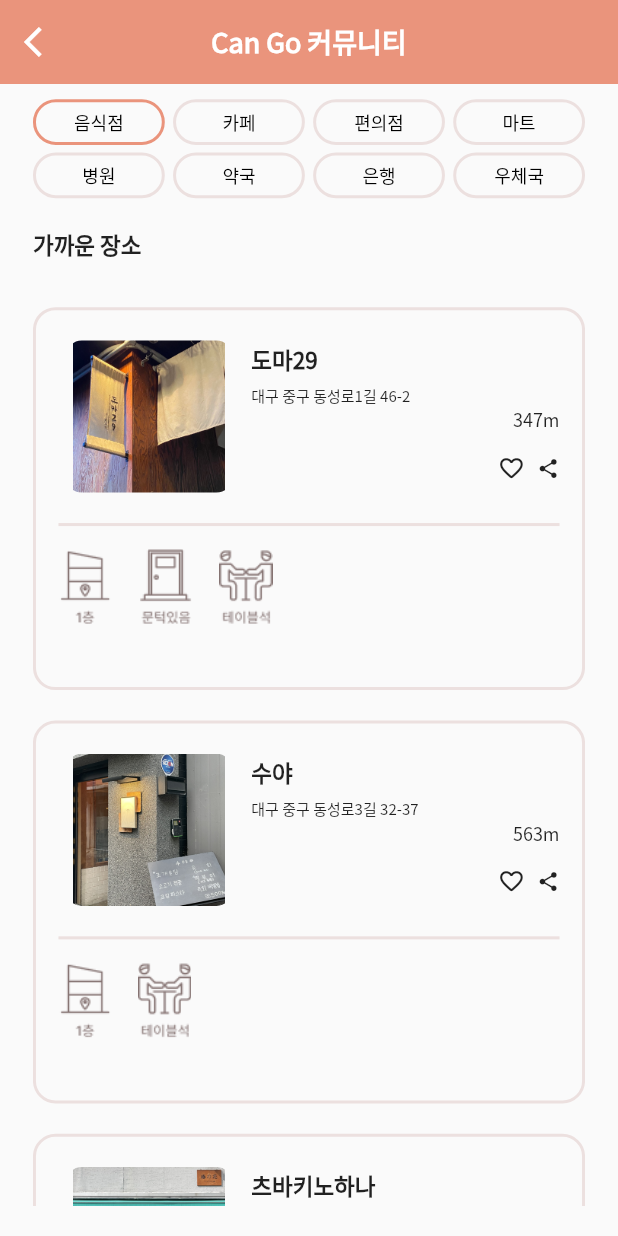
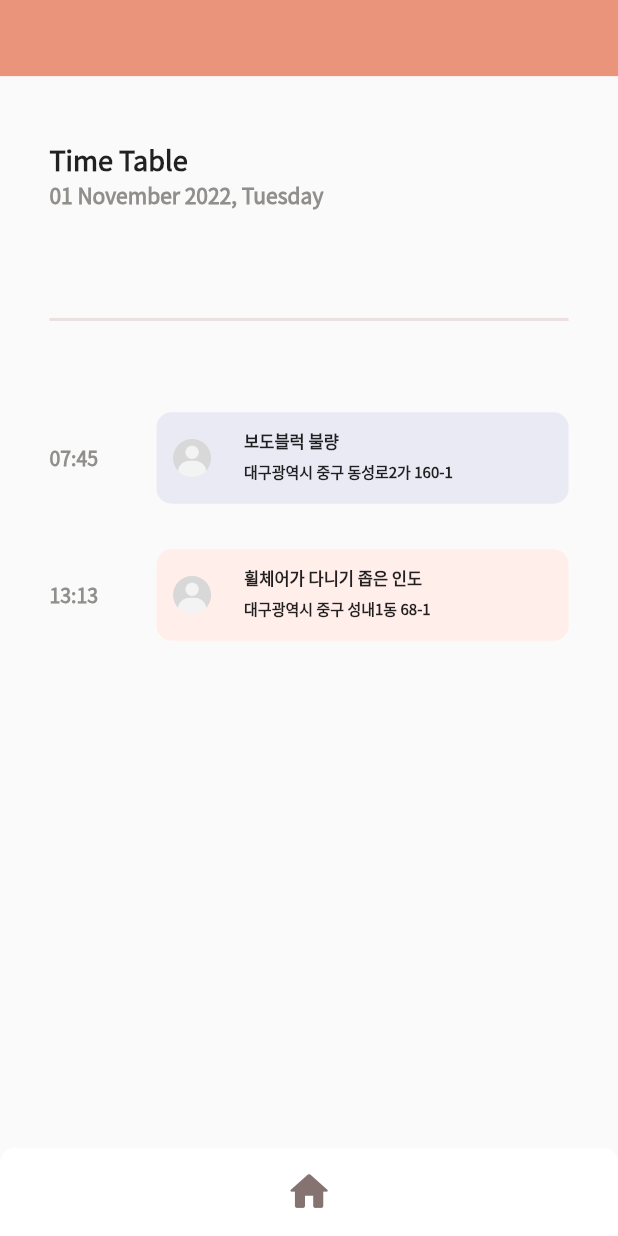
Before and after one commit to WheelEasyWorld/frontend, a Flutter app: the screen it shows after launch, on a phone screen of 412 x 824 dp. Run offline on Flutter 3.47's test engine with Material 2 defaults, Android fonts, the light colour scheme and no system bars; our stand-ins replace carousel_slider, cloud_firestore, dio, firebase_core, flutter_dotenv, flutter_screenutil and 2 more; missing offline and left inert: kakao_flutter_sdk; accounts and stored records are empty; generated files the repository leaves out were written again; statements that could not run were skipped.

Commit message:
manager page 구현

```diff
--- a/lib/main.dart
+++ b/lib/main.dart
@@ -4,6 +4,8 @@ import 'package:flutter_screenutil/flutter_screenutil.dart';
 import 'package:frontend/firebase_options.dart';
 import 'package:frontend/screens/community/community_screen.dart';
 import 'package:frontend/screens/community/store_detail_screen.dart';
+import 'package:frontend/screens/manager-page/manager_home_screen.dart';
+import 'package:frontend/screens/manager-page/time_table_screen.dart';
 import 'package:get/get.dart';
 import 'package:frontend/screens/login_screen.dart';
 import 'package:frontend/screens/mypage/heart_screen.dart';
@@ -58,7 +60,7 @@ class MyApp extends StatelessWidget {
               return GetMaterialApp(
                 debugShowCheckedModeBanner: false,
                 title: 'wheel-easy-world',
-                initialRoute: '/community',
+                initialRoute: '/time_table',
                 getPages: [
                   GetPage(name: '/', page: () => const LoginScreen()),
                   GetPage(name: '/mypage', page: () => const MyPageScreen()),
@@ -72,6 +74,9 @@ class MyApp extends StatelessWidget {
                     name: '/store_detail',
                     page: () => StoreDetailScreen(),
                   ),
+                  GetPage(
+                      name: '/manager_home', page: () => ManagerHomeScreen()),
+                  GetPage(name: '/time_table', page: () => TimeTableScreen()),
                 ],
                 theme: ThemeData(
                   fontFamily: 'Noto_Sans_KR',
--- a/lib/screens/constants.dart
+++ b/lib/screens/constants.dart
@@ -5,6 +5,8 @@ const kCoralColor = Color(0xFFEA947C);
 const kPinkColor = Color(0xFFF5B9AC);
 const kPinkLightColor = Color(0xFFFFE8E3);
 const kYellowColor = Color(0xFFFDD69A);
+const kYellowLightColor = Color(0xFFF9E4B8);
 const kBrownColor = Color(0xFF857372);
+const kBrownLightColor = Color.fromARGB(255, 167, 154, 153);
 const kGreyColor = Color(0xFFECE0DF);
 const kGreenColor = Color(0xFF7EB180);
--- /dev/null
+++ b/lib/screens/manager-page/components/manager_home_button.dart
@@ -0,0 +1,39 @@
+import 'package:flutter/material.dart';
+import 'package:flutter_screenutil/flutter_screenutil.dart';
+import 'package:frontend/screens/constants.dart';
+import 'package:get/get.dart';
+
+class ManagerHomeButton extends StatefulWidget {
+  const ManagerHomeButton({Key? key}) : super(key: key);
+
+  @override
+  State<ManagerHomeButton> createState() => _ManagerHomeButtonState();
+}
+
+class _ManagerHomeButtonState extends State<ManagerHomeButton> {
+  @override
+  Widget build(BuildContext context) {
+    return Container(
+      height: 58.h,
+      width: double.infinity,
+      child: Row(
+        mainAxisAlignment: MainAxisAlignment.center,
+        children: <Widget>[
+          IconButton(
+            onPressed: () {
+              Get.toNamed('/manager_home');
+            },
+            icon: Icon(Icons.home_rounded),
+            color: kBrownColor,
+            iconSize: 32.h,
+          ),
+        ],
+      ),
+      decoration: BoxDecoration(
+        color: Colors.white,
+        borderRadius: BorderRadius.only(
+            topLeft: Radius.circular(10), topRight: Radius.circular(10)),
+      ),
+    );
+  }
+}
--- /dev/null
+++ b/lib/screens/manager-page/components/time_table_body.dart
@@ -0,0 +1,117 @@
+import 'package:flutter/material.dart';
+import 'package:flutter_screenutil/flutter_screenutil.dart';
+import 'package:frontend/screens/constants.dart';
+
+class TimeTableBody extends StatefulWidget {
+  TimeTableBody({Key? key}) : super(key: key);
+
+  @override
+  State<TimeTableBody> createState() => _TimeTableBodyState();
+}
+
+class _TimeTableBodyState extends State<TimeTableBody> {
+  @override
+  Widget build(BuildContext context) {
+    return Container(
+      width: double.infinity,
+      padding: EdgeInsets.symmetric(horizontal: 30.w),
+      child: Column(
+        crossAxisAlignment: CrossAxisAlignment.start,
+        children: [
+          Text(
+            'Time Table',
+            style: TextStyle(fontSize: 18, fontWeight: FontWeight.bold),
+          ),
+          Text(
+            '01 November 2022, Tuesday',
+            style: TextStyle(
+                fontSize: 14,
+                fontWeight: FontWeight.bold,
+                color: Color(0xff908f8c)),
+          ),
+          SizedBox(
+            height: 70.h,
+          ),
+          Container(
+            height: 2.h,
+            width: double.infinity,
+            color: kGreyColor,
+          ),
+          SizedBox(
+            height: 60.h,
+          ),
+          _TimeDetail(
+              "07:45", Color(0xFFE9EAF4), "보도블럭 불량", "대구광역시 중구 동성로2가 160-1"),
+          SizedBox(
+            height: 30.h,
+          ),
+          _TimeDetail("13:13", Color(0xFFFFEEEA), "휠체어가 다니기 좁은 인도",
+              "대구광역시 중구 성내1동 68-1")
+        ],
+      ),
+    );
+  }
+
+  Widget _TimeDetail(
+      String _time, Color _backcolor, String _detail, String _address) {
+    return Container(
+        width: double.infinity,
+        height: 60.h,
+        child: Row(
+          mainAxisAlignment: MainAxisAlignment.spaceBetween,
+          children: [
+            Text(
+              _time,
+              style: TextStyle(
+                  fontSize: 13,
+                  fontWeight: FontWeight.bold,
+                  color: Color(0xff908f8c)),
+            ),
+            Container(
+              padding: EdgeInsets.all(11.0),
+              width: 250.w,
+              decoration: BoxDecoration(
+                color: _backcolor,
+                borderRadius: BorderRadius.all(Radius.circular(10.0)),
+              ),
+              child: Row(
+                children: [
+                  ClipRRect(
+                    borderRadius: BorderRadius.circular(100.0),
+                    child: Image.asset(
+                      'assets/images/default_profile.png',
+                      height: 25.h,
+                    ),
+                  ),
+                  SizedBox(
+                    width: 20.w,
+                  ),
+                  Column(
+                    crossAxisAlignment: CrossAxisAlignment.start,
+                    children: [
+                      Text(
+                        _detail,
+                        style: TextStyle(
+                          fontSize: 11,
+                          fontWeight: FontWeight.bold,
+                        ),
+                      ),
+                      SizedBox(
+                        height: 5.h,
+                      ),
+                      Text(
+                        _address,
+                        style: TextStyle(
+                          fontSize: 10,
+                          fontWeight: FontWeight.bold,
+                        ),
+                      )
+                    ],
+                  )
+                ],
+              ),
+            ),
+          ],
+        ));
+  }
+}
--- /dev/null
+++ b/lib/screens/manager-page/time_table_screen.dart
@@ -0,0 +1,35 @@
+import 'package:flutter/material.dart';
+import 'package:flutter_screenutil/flutter_screenutil.dart';
+import 'package:frontend/screens/constants.dart';
+import 'package:frontend/screens/manager-page/components/manager_home_button.dart';
+import 'package:frontend/screens/manager-page/components/time_table_body.dart';
+
+class TimeTableScreen extends StatefulWidget {
+  TimeTableScreen({Key? key}) : super(key: key);
+
+  @override
+  State<TimeTableScreen> createState() => _TimeTableScreenState();
+}
+
+class _TimeTableScreenState extends State<TimeTableScreen> {
+  @override
+  Widget build(BuildContext context) {
+    return Scaffold(
+        body: Container(
+      child: Column(
+        mainAxisAlignment: MainAxisAlignment.spaceBetween,
+        children: [
+          Container(
+            color: kCoralColor,
+            height: 50.h,
+          ),
+          TimeTableBody(),
+          SizedBox(
+            height: 250.h,
+          ),
+          ManagerHomeButton(),
+        ],
+      ),
+    ));
+  }
+}
--- a/pubspec.yaml
+++ b/pubspec.yaml
@@ -45,6 +45,7 @@ dependencies:
   flutter_dotenv: ^5.0.2
   firebase_core: ^2.1.1
   cloud_firestore: ^4.0.3
+  table_calendar: ^3.0.8
 
 
 dev_dependencies:
```
Also changed, not shown: lib/screens/manager-page/components/manager_calendar.dart (added, +81 -0 lines), lib/screens/manager-page/components/manager_home_body.dart (added, +69 -0 lines), lib/screens/manager-page/manager_home_screen.dart (added, +27 -0 lines), assets/images/chat_bubble.png (added), assets/images/default_profile.png (added), assets/images/wheely.png (added), assets/images/wheely_shadow.png (added), pubspec.lock, 1 other file.
